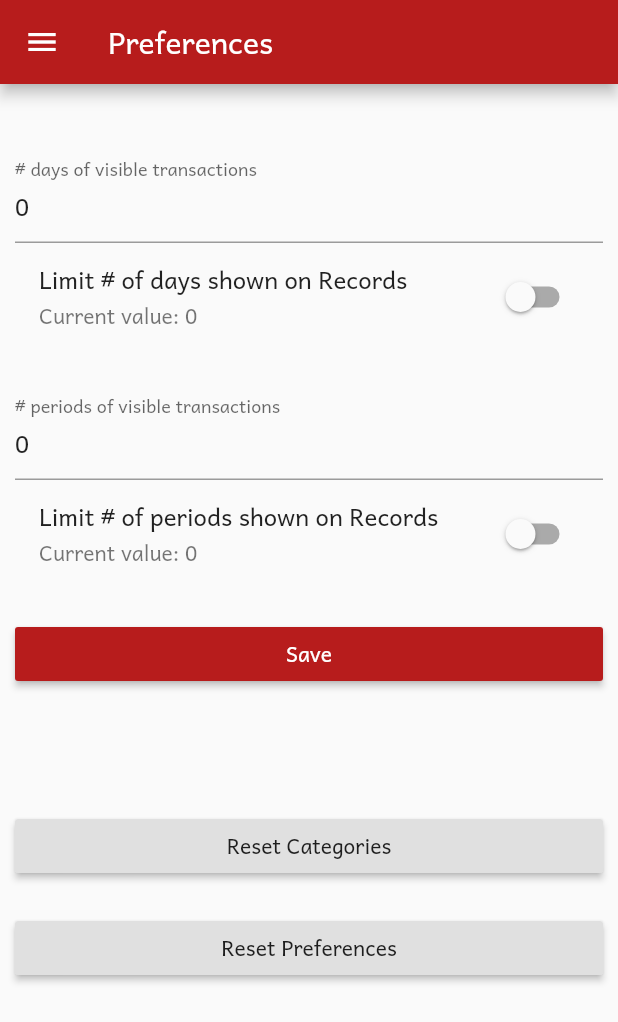
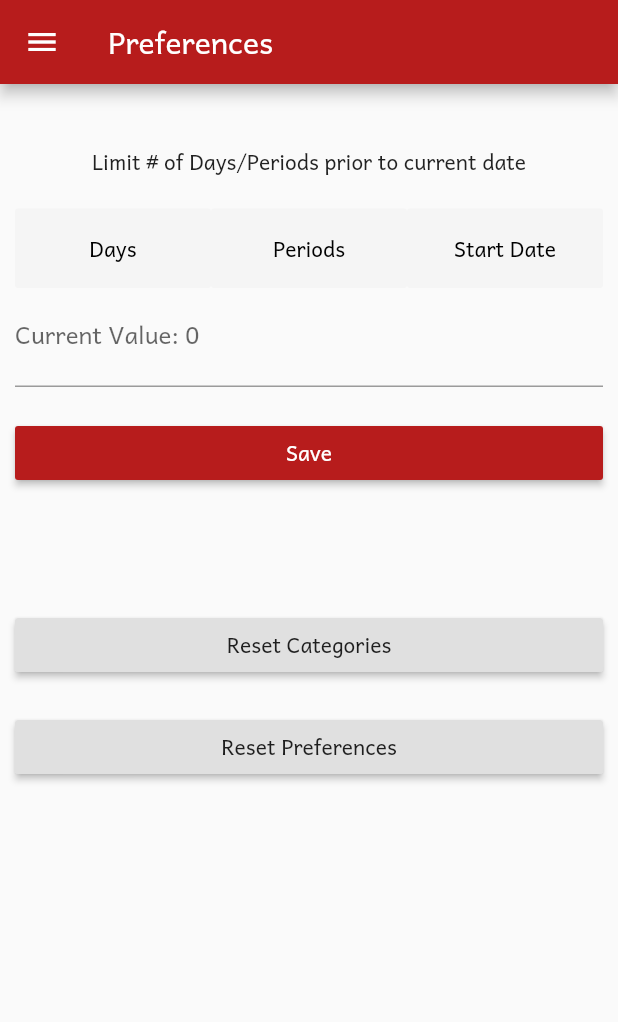
Before and after one commit to ys27/FundTracker, a Flutter app: the PreferencesForm screen opened directly, on a phone screen of 412 x 824 dp. Shown: the top 1022 px of the screen. Run offline on Flutter 3.47's test engine with Material 2 defaults, Android fonts, the phone set to English and light mode, and no system bars; our stand-ins replace cloud_firestore, firebase_auth, flutter_spinkit, sqflite, sticky_headers; missing offline and left inert: streamqflite; accounts and stored records are empty.

Commit message:
Added start date option to limit preferences

```diff
--- a/lib/pages/preferences/preferencesForm.dart
+++ b/lib/pages/preferences/preferencesForm.dart
@@ -15,10 +15,11 @@ class PreferencesForm extends StatefulWidget {
 class _PreferencesFormState extends State<PreferencesForm> {
   final _formKey = GlobalKey<FormState>();
 
-  String _limitDays = '';
-  String _limitPeriods = '';
+  String _limit = '';
+  DateTime _limitByDate;
   bool _isLimitDaysEnabled;
   bool _isLimitPeriodsEnabled;
+  bool _isLimitByDateEnabled;
   bool _wasUpdated = false;
 
   @override
@@ -34,6 +35,10 @@ class _PreferencesFormState extends State<PreferencesForm> {
       _isLimitPeriodsEnabled = _isLimitPeriodsEnabled != null
           ? _isLimitPeriodsEnabled
           : _prefs.isLimitPeriodsEnabled;
+
+      _isLimitByDateEnabled = _isLimitByDateEnabled != null
+          ? _isLimitByDateEnabled
+          : _prefs.isLimitByDateEnabled;
     }
 
     return Scaffold(
@@ -53,55 +58,132 @@ class _PreferencesFormState extends State<PreferencesForm> {
                 child: ListView(
                   children: <Widget>[
                     SizedBox(height: 20.0),
-                    TextFormField(
-                      initialValue: _prefs.limitDays.toString(),
-                      autovalidate: _limitDays.isNotEmpty,
-                      validator: checkIfInteger,
-                      decoration: InputDecoration(
-                        labelText: '# days of visible transactions',
-                      ),
-                      keyboardType: TextInputType.number,
-                      onChanged: (val) {
-                        setState(() => _limitDays = val);
-                      },
+                    Center(
+                      child:
+                          Text('Limit # of Days/Periods prior to current date'),
                     ),
-                    SwitchListTile(
-                        title: Text('Limit # of days shown on Records'),
-                        subtitle: Text('Current value: ${_prefs.limitDays}'),
-                        value: _isLimitDaysEnabled,
-                        onChanged: (val) {
-                          setState(() {
-                            _isLimitDaysEnabled = val;
-                            if (_isLimitDaysEnabled && _isLimitPeriodsEnabled) {
+                    SizedBox(height: 20.0),
+                    Row(
+                      mainAxisAlignment: MainAxisAlignment.spaceAround,
+                      children: <Widget>[
+                        Expanded(
+                          child: FlatButton(
+                            padding: EdgeInsets.all(15.0),
+                            color: _isLimitDaysEnabled
+                                ? Theme.of(context).primaryColor
+                                : Colors.grey[100],
+                            child: Text(
+                              'Days',
+                              style: TextStyle(
+                                  fontWeight: _isLimitDaysEnabled
+                                      ? FontWeight.bold
+                                      : FontWeight.normal,
+                                  color: _isLimitDaysEnabled
+                                      ? Colors.white
+                                      : Colors.black),
+                            ),
+                            onPressed: () => setState(() {
+                              _isLimitDaysEnabled = true;
                               _isLimitPeriodsEnabled = false;
-                            }
-                          });
-                        }),
-                    SizedBox(height: 20.0),
-                    TextFormField(
-                      initialValue: _prefs.limitPeriods.toString(),
-                      autovalidate: _limitPeriods.isNotEmpty,
-                      validator: checkIfInteger,
-                      decoration: InputDecoration(
-                        labelText: '# periods of visible transactions',
-                      ),
-                      keyboardType: TextInputType.number,
-                      onChanged: (val) {
-                        setState(() => _limitPeriods = val);
-                      },
+                              _isLimitByDateEnabled = false;
+                            }),
+                          ),
+                        ),
+                        Expanded(
+                          child: FlatButton(
+                            padding: EdgeInsets.all(15.0),
+                            color: _isLimitPeriodsEnabled
+                                ? Theme.of(context).primaryColor
+                                : Colors.grey[100],
+                            child: Text(
+                              'Periods',
+                              style: TextStyle(
+                                  fontWeight: _isLimitPeriodsEnabled
+                                      ? FontWeight.bold
+                                      : FontWeight.normal,
+                                  color: _isLimitPeriodsEnabled
+                                      ? Colors.white
+                                      : Colors.black),
+                            ),
+                            onPressed: () => setState(() {
+                              _isLimitPeriodsEnabled = true;
+                              _isLimitDaysEnabled = false;
+                              _isLimitByDateEnabled = false;
+                            }),
+                          ),
+                        ),
+                        Expanded(
+                          child: FlatButton(
+                            padding: EdgeInsets.all(15.0),
+                            color: _isLimitByDateEnabled
+                                ? Theme.of(context).primaryColor
+                                : Colors.grey[100],
+                            child: Text(
+                              'Start Date',
+                              style: TextStyle(
+                                  fontWeight: _isLimitByDateEnabled
+                                      ? FontWeight.bold
+                                      : FontWeight.normal,
+                                  color: _isLimitByDateEnabled
+                                      ? Colors.white
+                                      : Colors.black),
+                            ),
+                            onPressed: () => setState(() {
+                              _isLimitByDateEnabled = true;
+                              _isLimitDaysEnabled = false;
+                              _isLimitPeriodsEnabled = false;
+                            }),
+                          ),
+                        ),
+                      ],
                     ),
-                    SwitchListTile(
-                        title: Text('Limit # of periods shown on Records'),
-                        subtitle: Text('Current value: ${_prefs.limitPeriods}'),
-                        value: _isLimitPeriodsEnabled,
-                        onChanged: (val) {
-                          setState(() {
-                            _isLimitPeriodsEnabled = val;
-                            if (_isLimitPeriodsEnabled && _isLimitDaysEnabled) {
-                              _isLimitDaysEnabled = false;
-                            }
-                          });
-                        }),
+                    _isLimitByDateEnabled
+                        ? FlatButton(
+                            child: Row(
+                              mainAxisAlignment: MainAxisAlignment.spaceBetween,
+                              children: <Widget>[
+                                Text(getDate(
+                                    _limitByDate ?? _prefs.limitByDate)),
+                                Icon(Icons.date_range),
+                              ],
+                            ),
+                            onPressed: () async {
+                              DateTime date = await showDatePicker(
+                                context: context,
+                                initialDate: DateTime.now(),
+                                firstDate: DateTime.now().subtract(
+                                  Duration(days: 365),
+                                ),
+                                lastDate: DateTime.now().add(
+                                  Duration(days: 365),
+                                ),
+                              );
+                              if (date != null) {
+                                setState(() => _limitByDate = date);
+                              }
+                            },
+                          )
+                        : TextFormField(
+                            autovalidate: _limit.isNotEmpty,
+                            validator: (val) {
+                              if (val.isNotEmpty) {
+                                if (val.contains('.')) {
+                                  return 'This value must be an integer.';
+                                } else if (int.parse(val) <= 0) {
+                                  return 'This value must be greater than 0';
+                                }
+                              }
+                              return null;
+                            },
+                            decoration: InputDecoration(
+                              labelText:
+                                  'Current Value: ${_isLimitDaysEnabled ? _prefs.limitDays : _prefs.limitPeriods}',
+                            ),
+                            keyboardType: TextInputType.number,
+                            onChanged: (val) {
+                              setState(() => _limit = val);
+                            },
+                          ),
                     SizedBox(height: 20.0),
                     RaisedButton(
                       color: Theme.of(context).primaryColor,
@@ -109,18 +191,29 @@ class _PreferencesFormState extends State<PreferencesForm> {
                           Text('Save', style: TextStyle(color: Colors.white)),
                       onPressed: () async {
                         if (_formKey.currentState.validate()) {
+                          int limitDays = _limit != '' && _isLimitDaysEnabled
+                              ? int.parse(_limit)
+                              : _prefs.limitDays;
+                          int limitPeriods =
+                              _limit != '' && _isLimitPeriodsEnabled
+                                  ? int.parse(_limit)
+                                  : _prefs.limitPeriods;
+                          DateTime limitByDate =
+                              _limitByDate != null && _isLimitByDateEnabled
+                                  ? _limitByDate
+                                  : _prefs.limitByDate;
+
                           Preferences prefs = Preferences(
                             pid: _user.uid,
-                            limitDays: _limitDays != ''
-                                ? int.parse(_limitDays)
-                                : _prefs.limitDays,
+                            limitDays: limitDays,
                             isLimitDaysEnabled: _isLimitDaysEnabled ??
                                 _prefs.isLimitDaysEnabled,
-                            limitPeriods: _limitPeriods != ''
-                                ? int.parse(_limitPeriods)
-                                : _prefs.limitPeriods,
+                            limitPeriods: limitPeriods,
                             isLimitPeriodsEnabled: _isLimitPeriodsEnabled ??
                                 _prefs.isLimitPeriodsEnabled,
+                            limitByDate: limitByDate,
+                            isLimitByDateEnabled: _isLimitByDateEnabled ??
+                                _prefs.isLimitByDateEnabled,
                           );
                           DatabaseWrapper(_user.uid).updatePreferences(prefs);
                           displayUpdated();
--- a/lib/pages/transactions/transactionForm.dart
+++ b/lib/pages/transactions/transactionForm.dart
@@ -3,6 +3,7 @@ import 'package:flutter/material.dart';
 import 'package:fund_tracker/models/category.dart';
 import 'package:fund_tracker/models/transaction.dart';
 import 'package:fund_tracker/services/databaseWrapper.dart';
+import 'package:fund_tracker/shared/library.dart';
 import 'package:fund_tracker/shared/loader.dart';
 import 'package:provider/provider.dart';
 import 'package:uuid/uuid.dart';
@@ -117,8 +118,7 @@ class _TransactionFormState extends State<TransactionForm> {
                       child: Row(
                         mainAxisAlignment: MainAxisAlignment.spaceBetween,
                         children: <Widget>[
-                          Text(
-                              '${(_date ?? widget.tx.date).year.toString()}.${(_date ?? widget.tx.date).month.toString()}.${(_date ?? widget.tx.date).day.toString()}'),
+                          Text(getDate(_date ?? widget.tx.date)),
                           Icon(Icons.date_range),
                         ],
                       ),
--- a/lib/pages/transactions/transactionsList.dart
+++ b/lib/pages/transactions/transactionsList.dart
@@ -31,6 +31,10 @@ class _TransactionsListState extends State<TransactionsList> {
         _transactions = _transactions
             .where((tx) => tx.date.isAfter(
                 DateTime.now().subtract(Duration(days: _prefs.limitDays))))
+            .toList();
+      } else if (_prefs.isLimitByDateEnabled) {
+        _transactions = _transactions
+            .where((tx) => tx.date.isAfter(_prefs.limitByDate))
             .toList();
       }
       _dividedTransactions =
--- a/lib/shared/config.dart
+++ b/lib/shared/config.dart
@@ -2,4 +2,4 @@ import 'package:fund_tracker/shared/constants.dart';
 
 const DatabaseType DATABASE_TYPE = DatabaseType.Local;
 
-const String LOCAL_DATABASE_FILENAME = 'Test6';
+const String LOCAL_DATABASE_FILENAME = 'Test8';
```
Also changed, not shown: lib/models/preferences.dart (+18 -0 lines).
